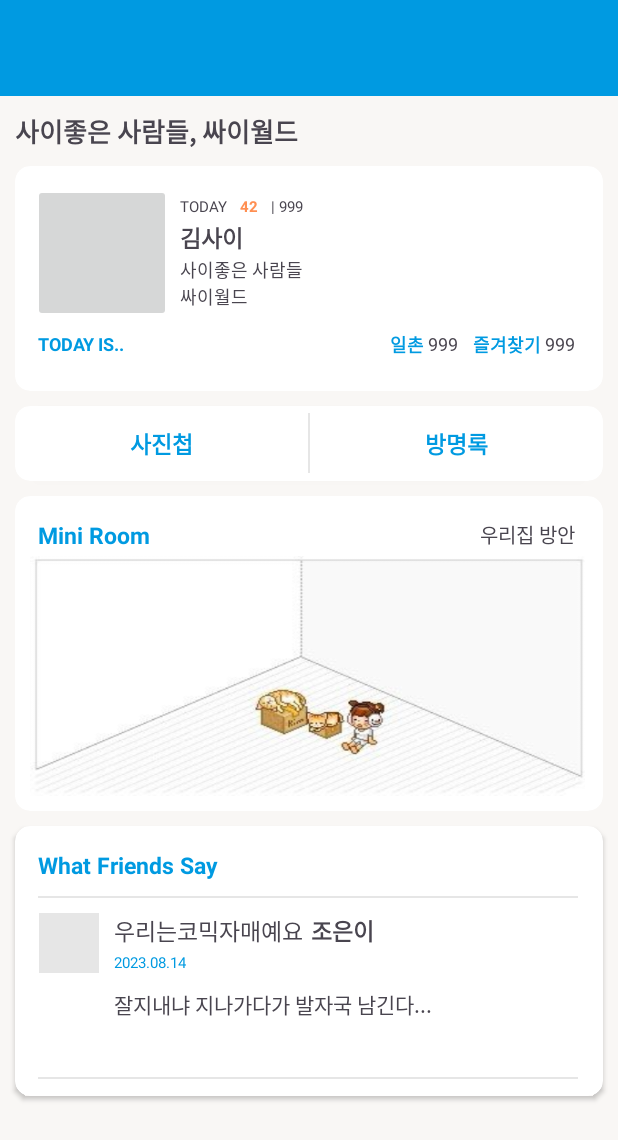
After one commit to AgileCatch/nbcamp18, an Android app: the layout detailpage_activity.xml on its own in the app's theme, with its tools: preview values and no code run, on a phone screen of 412 x 824 dp. The commit adds this screen. Shown: the top 1140 px of the screen. Run offline under Robolectric (Android 15) with nearby library versions, the phone set to English and light mode, and no system bars.

Commit message:
[DESIGN] : 🎨
디테일페이지 UI 구현

```diff
--- a/app/build.gradle
+++ b/app/build.gradle
@@ -41,4 +41,5 @@ dependencies {
     testImplementation 'junit:junit:4.13.2'
     androidTestImplementation 'androidx.test.ext:junit:1.1.5'
     androidTestImplementation 'androidx.test.espresso:espresso-core:3.5.1'
+    implementation "androidx.cardview:cardview:1.0.0"
 }
--- /dev/null
+++ b/app/src/main/java/com/example/instagram/DetailPageActivity.kt
@@ -0,0 +1,4 @@
+package com.example.instagram
+
+class DetailPageActivity {
+}
--- a/app/src/main/java/com/example/instagram/MainActivity.kt
+++ b/app/src/main/java/com/example/instagram/MainActivity.kt
@@ -6,6 +6,6 @@ import android.os.Bundle
 class MainActivity : AppCompatActivity() {
     override fun onCreate(savedInstanceState: Bundle?) {
         super.onCreate(savedInstanceState)
-        setContentView(R.layout.activity_main)
+        setContentView(R.layout.detailpage_activity)
     }
 }
--- /dev/null
+++ b/app/src/main/res/drawable/baseline_arrow_back_24.xml
@@ -0,0 +1,5 @@
+<vector android:autoMirrored="true" android:height="24dp"
+    android:tint="#FFFFFF" android:viewportHeight="24"
+    android:viewportWidth="24" android:width="24dp" xmlns:android="http://schemas.android.com/apk/res/android">
+    <path android:fillColor="@android:color/white" android:pathData="M20,11H7.83l5.59,-5.59L12,4l-8,8 8,8 1.41,-1.41L7.83,13H20v-2z"/>
+</vector>
--- /dev/null
+++ b/app/src/main/res/layout/detailpage_activity.xml
@@ -0,0 +1,364 @@
+<?xml version="1.0" encoding="utf-8"?>
+<androidx.constraintlayout.widget.ConstraintLayout xmlns:android="http://schemas.android.com/apk/res/android"
+    xmlns:tools="http://schemas.android.com/tools"
+    android:layout_width="match_parent"
+    android:layout_height="match_parent"
+    xmlns:app="http://schemas.android.com/apk/res-auto"
+    android:background="@color/background">
+    <!-- 다른 뷰들을 여기에 추가합니다 -->
+
+    <!-- AppBarLayout을 추가합니다 -->
+    <com.google.android.material.appbar.AppBarLayout
+        android:id="@+id/appBarLayout"
+        android:layout_width="match_parent"
+        android:layout_height="wrap_content"
+        tools:ignore="MissingConstraints">
+
+        <!-- Toolbar를 추가합니다 -->
+        <androidx.appcompat.widget.Toolbar
+            android:id="@+id/toolbar"
+            android:layout_width="match_parent"
+            android:layout_height="match_parent"
+            android:background="@color/blue" />
+
+
+    </com.google.android.material.appbar.AppBarLayout>
+
+    <TextView
+        android:id="@+id/minihomepi"
+        android:layout_width="wrap_content"
+        android:layout_height="wrap_content"
+        android:layout_marginStart="10dp"
+        android:layout_marginTop="10dp"
+        android:text="사이좋은 사람들, 싸이월드"
+        android:textStyle="bold"
+        android:textSize="17dp"
+        app:layout_constraintStart_toStartOf="parent"
+        app:layout_constraintTop_toBottomOf="@+id/appBarLayout" />
+
+    <androidx.cardview.widget.CardView
+        android:id="@+id/cardView"
+        android:layout_width="match_parent"
+        android:layout_height="150dp"
+        android:layout_margin="10dp"
+        app:cardCornerRadius="10dp"
+        app:layout_constraintEnd_toEndOf="parent"
+        app:layout_constraintStart_toStartOf="parent"
+        app:layout_constraintTop_toBottomOf="@+id/minihomepi">
+
+        <ImageButton
+            android:layout_width="92dp"
+            android:layout_height="92dp"
+            android:layout_marginLeft="12dp"
+            android:layout_marginTop="12dp" />
+
+        <TextView
+            android:id="@+id/tv_today"
+            android:layout_width="wrap_content"
+            android:layout_height="wrap_content"
+            android:layout_marginLeft="110dp"
+            android:layout_marginTop="20dp"
+            android:text="TODAY           | 999"
+            android:textSize="10dp"
+            app:layout_constraintTop_toTopOf="parent" />
+
+        <TextView
+            android:id="@+id/tv_description"
+            android:layout_width="150dp"
+            android:layout_height="40dp"
+            android:layout_marginLeft="110dp"
+            android:layout_marginTop="60dp"
+            android:text="사이좋은 사람들 \n싸이월드"
+            android:textSize="12dp"
+            app:layout_constraintTop_toTopOf="parent" />
+
+        <TextView
+            android:id="@+id/tv_name"
+            android:layout_width="wrap_content"
+            android:layout_height="wrap_content"
+            android:layout_marginLeft="110dp"
+            android:layout_marginTop="36dp"
+            android:text="김사이"
+            android:textSize="15dp"
+            android:textStyle="bold"
+            app:layout_constraintTop_toTopOf="parent" />
+
+        <TextView
+            android:id="@+id/tv_today_num"
+            android:layout_width="wrap_content"
+            android:layout_height="wrap_content"
+            android:layout_marginLeft="150dp"
+            android:layout_marginTop="20dp"
+            android:text="42"
+            android:textColor="@color/orenge"
+            android:textSize="10dp"
+            android:textStyle="bold"
+            app:layout_constraintTop_toTopOf="parent" />
+
+
+        <TextView
+            android:id="@+id/tv_1chon"
+            android:layout_width="130dp"
+            android:layout_height="20dp"
+            android:layout_marginLeft="250dp"
+            android:layout_marginTop="110dp"
+            android:text="일촌  "
+            android:textColor="@color/blue"
+            android:textSize="12dp"
+            android:textStyle="bold"
+
+            app:layout_constraintTop_toTopOf="parent" />
+
+        <TextView
+            android:id="@+id/tv_1chon_num"
+            android:layout_width="30dp"
+            android:layout_height="20dp"
+            android:layout_marginLeft="275dp"
+            android:layout_marginTop="110dp"
+            android:text="999"
+            android:textSize="12dp"
+            app:layout_constraintTop_toTopOf="parent" />
+
+        <TextView
+            android:id="@+id/tv_favorites"
+            android:layout_width="130dp"
+            android:layout_height="20dp"
+            android:layout_marginLeft="305dp"
+            android:layout_marginTop="110dp"
+            android:text="즐겨찾기 "
+            android:textColor="@color/blue"
+            android:textSize="12dp"
+            android:textStyle="bold"
+            app:layout_constraintTop_toTopOf="parent" />
+
+        <TextView
+            android:id="@+id/tv_favorites_num"
+            android:layout_width="130dp"
+            android:layout_height="20dp"
+            android:layout_marginLeft="353dp"
+            android:layout_marginTop="110dp"
+            android:text="999"
+            android:textSize="12dp"
+            app:layout_constraintTop_toTopOf="parent" />
+
+        <TextView
+            android:id="@+id/tv_todayicon"
+            android:layout_width="130dp"
+            android:layout_height="20dp"
+            android:layout_marginLeft="15dp"
+            android:layout_marginTop="110dp"
+            android:text="TODAY IS.."
+            android:textColor="@color/blue"
+            android:textSize="12dp"
+            android:textStyle="bold"
+            app:layout_constraintTop_toTopOf="parent" />
+
+    </androidx.cardview.widget.CardView>
+
+    <androidx.cardview.widget.CardView
+        android:id="@+id/cardView2"
+        android:layout_width="match_parent"
+        android:layout_height="50dp"
+        android:layout_margin="10dp"
+        app:cardCornerRadius="10dp"
+        app:layout_constraintEnd_toEndOf="parent"
+        app:layout_constraintStart_toStartOf="parent"
+        app:layout_constraintTop_toBottomOf="@+id/cardView">
+
+        <LinearLayout
+            android:layout_width="match_parent"
+            android:layout_height="match_parent"
+            android:orientation="horizontal">
+
+            <Button
+                android:id="@+id/bt_photo"
+                android:layout_width="195dp"
+                android:layout_height="match_parent"
+                android:background="@android:color/transparent"
+                android:text="사진첩"
+                android:textColor="@color/blue"
+                android:textSize="15dp"
+                android:textStyle="bold"
+                app:layout_constraintTop_toTopOf="parent" />
+
+            <View
+                android:layout_width="1dp"
+                android:layout_height="40dp"
+                android:background="@color/gray"
+                android:layout_gravity="center"/>
+
+            <Button
+                android:id="@+id/bt_guestbook"
+                android:layout_width="match_parent"
+                android:layout_height="match_parent"
+                android:layout_marginLeft="0dp"
+                android:layout_marginTop="0dp"
+                android:background="@android:color/transparent"
+                android:text="방명록"
+                android:textColor="@color/blue"
+                android:textSize="15dp"
+                android:textStyle="bold"
+                app:layout_constraintTop_toTopOf="parent" />
+
+        </LinearLayout>
+
+
+    </androidx.cardview.widget.CardView>
+
+    <androidx.cardview.widget.CardView
+        android:id="@+id/cardView4"
+        android:layout_width="match_parent"
+        android:layout_height="210dp"
+        android:layout_margin="10dp"
+        app:cardCornerRadius="10dp"
+        app:layout_constraintEnd_toEndOf="parent"
+        app:layout_constraintStart_toStartOf="parent"
+        app:layout_constraintTop_toBottomOf="@+id/cardView2">
+
+        <TextView
+            android:id="@+id/miniroom"
+            android:layout_width="wrap_content"
+            android:layout_height="wrap_content"
+            android:layout_marginLeft="15dp"
+            android:layout_marginTop="15dp"
+            android:text="Mini Room"
+            android:textColor="@color/blue"
+            android:textSize="15dp"
+            android:textStyle="bold"
+            app:layout_constraintTop_toTopOf="parent" />
+
+        <TextView
+            android:id="@+id/roomname"
+            android:layout_width="wrap_content"
+            android:layout_height="wrap_content"
+            android:layout_marginTop="15dp"
+            android:layout_marginLeft="310dp"
+            android:text="우리집 방안"
+            android:textSize="13dp"
+            app:layout_constraintTop_toTopOf="parent" />
+
+        <ImageView
+            android:layout_marginTop="40dp"
+            android:layout_marginLeft="10dp"
+            android:layout_width="370dp"
+            android:layout_height="160dp"
+            android:scaleType="fitXY"
+            android:src="@drawable/miniroom"/>
+
+
+    </androidx.cardview.widget.CardView>
+
+    <androidx.cardview.widget.CardView
+        android:id="@+id/cardView3"
+        android:layout_width="match_parent"
+        android:layout_height="180dp"
+        android:layout_margin="10dp"
+        app:cardCornerRadius="10dp"
+        app:layout_constraintEnd_toEndOf="parent"
+        app:layout_constraintStart_toStartOf="parent"
+        app:layout_constraintTop_toBottomOf="@+id/cardView4">
+
+        <LinearLayout
+            android:layout_width="match_parent"
+            android:layout_height="match_parent"
+            android:orientation="vertical">
+
+
+            <TextView
+                android:id="@+id/friendssay"
+                android:layout_width="wrap_content"
+                android:layout_height="wrap_content"
+                android:layout_marginLeft="15dp"
+                android:layout_marginTop="15dp"
+                android:text="What Friends Say"
+                android:textColor="@color/blue"
+                android:textSize="15dp"
+                android:textStyle="bold"
+                app:layout_constraintTop_toTopOf="parent" />
+
+            <View
+                android:layout_width="360dp"
+                android:layout_height="1dp"
+                android:background="@color/gray"
+                android:layout_marginTop="10dp"
+                android:layout_marginLeft="15dp"
+                />
+
+            <androidx.constraintlayout.widget.ConstraintLayout
+                android:layout_width="match_parent"
+                android:layout_height="99dp"
+                android:layout_marginTop="10dp"
+                android:orientation="horizontal">
+
+                <ImageView
+                    android:id="@+id/imageView"
+                    android:layout_width="40dp"
+                    android:layout_height="40dp"
+                    android:layout_marginStart="16dp"
+                    android:background="@color/gray"
+                    app:layout_constraintStart_toStartOf="parent"
+                    app:layout_constraintTop_toTopOf="parent" />
+
+                <TextView
+                    android:id="@+id/textView6"
+                    android:layout_width="wrap_content"
+                    android:layout_height="wrap_content"
+                    android:layout_marginStart="10dp"
+                    android:text="우리는코믹자매예요"
+                    android:textSize="15dp"
+                    app:layout_constraintBottom_toBottomOf="@+id/imageView"
+                    app:layout_constraintStart_toEndOf="@+id/imageView"
+                    app:layout_constraintTop_toTopOf="@+id/imageView"
+                    app:layout_constraintVertical_bias="0.0" />
+
+                <TextView
+                    android:layout_width="wrap_content"
+                    android:layout_height="wrap_content"
+                    android:layout_marginStart="5dp"
+                    android:text="조은이"
+                    android:textSize="15dp"
+                    android:textStyle="bold"
+                    app:layout_constraintBottom_toBottomOf="@+id/imageView"
+                    app:layout_constraintStart_toEndOf="@+id/textView6"
+                    app:layout_constraintTop_toTopOf="@+id/imageView"
+                    app:layout_constraintVertical_bias="0.0" />
+
+                <TextView
+                    android:id="@+id/datetime"
+                    android:layout_width="wrap_content"
+                    android:layout_height="wrap_content"
+                    android:layout_marginStart="10dp"
+                    android:text="2023.08.14"
+                    android:textColor="@color/blue"
+                    android:textSize="10dp"
+                    app:layout_constraintBottom_toBottomOf="@+id/imageView"
+                    app:layout_constraintStart_toEndOf="@+id/imageView"
+                    app:layout_constraintTop_toTopOf="@+id/imageView"
+                    app:layout_constraintVertical_bias="1.0" />
+
+                <TextView
+                    android:id="@+id/tv_content"
+                    android:layout_width="307dp"
+                    android:layout_height="wrap_content"
+                    android:layout_marginTop="10dp"
+                    android:text="잘지내냐 지나가다가 발자국 남긴다..."
+                    app:layout_constraintStart_toStartOf="@+id/datetime"
+                    app:layout_constraintTop_toBottomOf="@+id/datetime" />
+
+            </androidx.constraintlayout.widget.ConstraintLayout>
+
+            <View
+                android:layout_width="360dp"
+                android:layout_height="1dp"
+                android:background="@color/gray"
+                android:layout_marginTop="10dp"
+                android:layout_marginLeft="15dp"
+                />
+        </LinearLayout>
+
+
+    </androidx.cardview.widget.CardView>
+
+
+
+</androidx.constraintlayout.widget.ConstraintLayout>
--- a/app/src/main/res/values/colors.xml
+++ b/app/src/main/res/values/colors.xml
@@ -2,4 +2,9 @@
 <resources>
     <color name="black">#FF000000</color>
     <color name="white">#FFFFFFFF</color>
+    <color name="blue">#009AE1</color>
+    <color name="gray">#E6E6E6</color>
+    <color name="background">#C4F8F8F3</color>
+    <color name="orenge">#FF8F52</color>
+
 </resources>
```
Also changed, not shown: app/src/main/res/drawable/miniroom.jpg (added).
